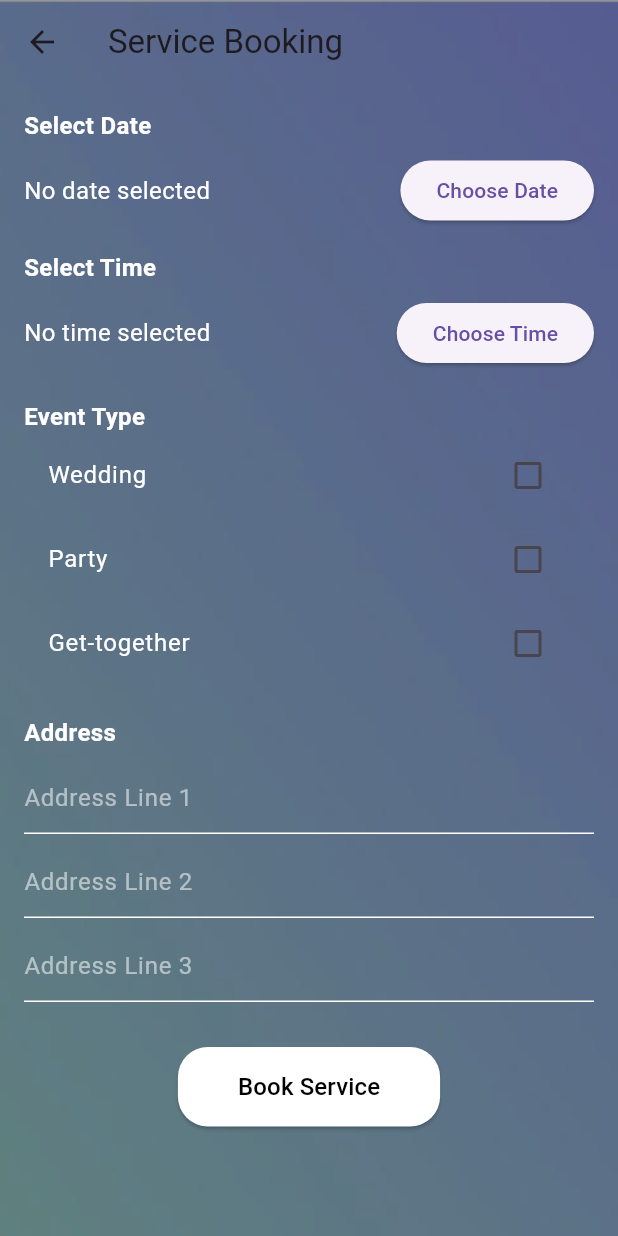
After one commit to rudrap19/eventease1, a Flutter app: the ServiceBookingForm screen opened directly, on a phone screen of 412 x 824 dp. The commit adds this screen. Run offline on Flutter 3.47's test engine with Material 3 defaults, Android fonts, the phone set to English and light mode, and no system bars; our stand-ins replace carousel_slider, cloud_firestore, firebase_auth, firebase_core, firebase_storage, fluttertoast and 2 more; accounts and stored records are empty.

Commit message:
commit 27

```diff
--- /dev/null
+++ b/lib/servicepages/ServiceBookingForm.dart
@@ -0,0 +1,234 @@
+import 'package:flutter/material.dart';
+
+class ServiceBookingForm extends StatefulWidget {
+  const ServiceBookingForm({Key? key}) : super(key: key);
+
+  @override
+  _ServiceBookingFormState createState() => _ServiceBookingFormState();
+}
+
+class _ServiceBookingFormState extends State<ServiceBookingForm> {
+  DateTime? selectedDate;
+  TimeOfDay? selectedTime;
+  final List<String> eventTypes = ['Wedding', 'Party', 'Get-together'];
+  final Map<String, bool> selectedEventTypes = {
+    'Wedding': false,
+    'Party': false,
+    'Get-together': false,
+  };
+  final TextEditingController addressLine1Controller = TextEditingController();
+  final TextEditingController addressLine2Controller = TextEditingController();
+  final TextEditingController addressLine3Controller = TextEditingController();
+
+  Future<void> _selectDate(BuildContext context) async {
+    final DateTime? picked = await showDatePicker(
+      context: context,
+      initialDate: selectedDate ?? DateTime.now(),
+      firstDate: DateTime.now(),
+      lastDate: DateTime(2101),
+    );
+    if (picked != null && picked != selectedDate) {
+      setState(() {
+        selectedDate = picked;
+      });
+    }
+  }
+
+  Future<void> _selectTime(BuildContext context) async {
+    final TimeOfDay? picked = await showTimePicker(
+      context: context,
+      initialTime: selectedTime ?? TimeOfDay.now(),
+      builder: (context, child) {
+        return MediaQuery(
+          data: MediaQuery.of(context).copyWith(alwaysUse24HourFormat: true),
+          child: child!,
+        );
+      },
+    );
+    if (picked != null && picked != selectedTime) {
+      setState(() {
+        selectedTime = picked;
+      });
+    }
+  }
+
+  void _bookService() {
+    final dateText = selectedDate != null
+        ? '${selectedDate!.day}/${selectedDate!.month}/${selectedDate!.year}'
+        : 'No date selected';
+    final timeText = selectedTime != null ? selectedTime!.format(context) : 'No time selected';
+    ScaffoldMessenger.of(context).showSnackBar(
+      SnackBar(
+        content: Text('Service booked on: $dateText at $timeText'),
+      ),
+    );
+  }
+
+  @override
+  void dispose() {
+    addressLine1Controller.dispose();
+    addressLine2Controller.dispose();
+    addressLine3Controller.dispose();
+    super.dispose();
+  }
+
+  @override
+  Widget build(BuildContext context) {
+    return Scaffold(
+      extendBodyBehindAppBar: true,
+      appBar: AppBar(
+        title: const Text('Service Booking'),
+        backgroundColor: Colors.transparent,
+        elevation: 0,
+      ),
+      body: Stack(
+        children: [
+          Container(
+            decoration: const BoxDecoration(
+              image: DecorationImage(
+                image: AssetImage('assets/bg.png'),
+                fit: BoxFit.cover,
+              ),
+            ),
+          ),
+          Container(color: Colors.black.withOpacity(0.4)),
+          SafeArea(
+            child: SingleChildScrollView(
+              padding: const EdgeInsets.all(16.0),
+              child: Column(
+                crossAxisAlignment: CrossAxisAlignment.start,
+                children: [
+                  const Text(
+                    'Select Date',
+                    style: TextStyle(
+                      fontSize: 16,
+                      fontWeight: FontWeight.bold,
+                      color: Colors.white,
+                    ),
+                  ),
+                  const SizedBox(height: 8),
+                  Row(
+                    children: [
+                      Expanded(
+                        child: Text(
+                          selectedDate != null
+                              ? '${selectedDate!.day}/${selectedDate!.month}/${selectedDate!.year}'
+                              : 'No date selected',
+                          style: const TextStyle(color: Colors.white, fontSize: 16),
+                        ),
+                      ),
+                      ElevatedButton(
+                        onPressed: () => _selectDate(context),
+                        child: const Text('Choose Date'),
+                      ),
+                    ],
+                  ),
+                  const SizedBox(height: 16),
+                  const Text(
+                    'Select Time',
+                    style: TextStyle(
+                      fontSize: 16,
+                      fontWeight: FontWeight.bold,
+                      color: Colors.white,
+                    ),
+                  ),
+                  const SizedBox(height: 8),
+                  Row(
+                    children: [
+                      Expanded(
+                        child: Text(
+                          selectedTime != null
+                              ? selectedTime!.format(context)
+                              : 'No time selected',
+                          style: const TextStyle(color: Colors.white, fontSize: 16),
+                        ),
+                      ),
+                      ElevatedButton(
+                        onPressed: () => _selectTime(context),
+                        child: const Text('Choose Time'),
+                      ),
+                    ],
+                  ),
+                  const SizedBox(height: 20),
+                  const Text(
+                    'Event Type',
+                    style: TextStyle(
+                      fontSize: 16,
+                      fontWeight: FontWeight.bold,
+                      color: Colors.white,
+                    ),
+                  ),
+                  ...eventTypes.map(
+                        (type) => CheckboxListTile(
+                      title: Text(type, style: const TextStyle(color: Colors.white)),
+                      value: selectedEventTypes[type],
+                      onChanged: (bool? value) {
+                        setState(() {
+                          selectedEventTypes[type] = value!;
+                        });
+                      },
+                    ),
+                  ),
+                  const SizedBox(height: 20),
+                  const Text(
+                    'Address',
+                    style: TextStyle(
+                      fontSize: 16,
+                      fontWeight: FontWeight.bold,
+                      color: Colors.white,
+                    ),
+                  ),
+                  const SizedBox(height: 8),
+                  TextField(
+                    controller: addressLine1Controller,
+                    style: const TextStyle(color: Colors.white),
+                    decoration: const InputDecoration(
+                      hintText: 'Address Line 1',
+                      hintStyle: TextStyle(color: Colors.white54),
+                      enabledBorder: UnderlineInputBorder(borderSide: BorderSide(color: Colors.white)),
+                      focusedBorder: UnderlineInputBorder(borderSide: BorderSide(color: Colors.white)),
+                    ),
+                  ),
+                  const SizedBox(height: 8),
+                  TextField(
+                    controller: addressLine2Controller,
+                    style: const TextStyle(color: Colors.white),
+                    decoration: const InputDecoration(
+                      hintText: 'Address Line 2',
+                      hintStyle: TextStyle(color: Colors.white54),
+                      enabledBorder: UnderlineInputBorder(borderSide: BorderSide(color: Colors.white)),
+                      focusedBorder: UnderlineInputBorder(borderSide: BorderSide(color: Colors.white)),
+                    ),
+                  ),
+                  const SizedBox(height: 8),
+                  TextField(
+                    controller: addressLine3Controller,
+                    style: const TextStyle(color: Colors.white),
+                    decoration: const InputDecoration(
+                      hintText: 'Address Line 3',
+                      hintStyle: TextStyle(color: Colors.white54),
+                      enabledBorder: UnderlineInputBorder(borderSide: BorderSide(color: Colors.white)),
+                      focusedBorder: UnderlineInputBorder(borderSide: BorderSide(color: Colors.white)),
+                    ),
+                  ),
+                  const SizedBox(height: 30),
+                  Center(
+                    child: ElevatedButton(
+                      onPressed: _bookService,
+                      style: ElevatedButton.styleFrom(
+                        backgroundColor: Colors.white,
+                        padding: const EdgeInsets.symmetric(horizontal: 40, vertical: 15),
+                        shape: RoundedRectangleBorder(borderRadius: BorderRadius.circular(20)),
+                      ),
+                      child: const Text('Book Service', style: TextStyle(color: Colors.black, fontSize: 16)),
+                    ),
+                  ),
+                ],
+              ),
+            ),
+          ),
+        ],
+      ),
+    );
+  }
+}
--- a/lib/venuepages/VenueDesc.dart
+++ b/lib/venuepages/VenueDesc.dart
@@ -17,7 +17,7 @@ class VenueDesc extends StatelessWidget {
     final String timings = venueData['timings']?.toString() ?? 'N/A';
     final String contact = venueData['contact']?.toString() ?? 'N/A';
 
-    final List<dynamic> imageUrlsDynamic = venueData['images'] ?? [];
+    final List<dynamic> imageUrlsDynamic = venueData['imageUrls'] ?? [];
     final List<String> imageUrls = imageUrlsDynamic.map((e) => e.toString()).toList();
 
     return Scaffold(
@@ -39,7 +39,7 @@ class VenueDesc extends StatelessWidget {
             ),
           ),
           // Dark overlay
-          Container(color: Colors.black.withOpacity(0.6)),
+          Container(color: Colors.black.withOpacity(0)),
 
           // Content
           SafeArea(
--- a/lib/venuepages/venue_page.dart
+++ b/lib/venuepages/venue_page.dart
@@ -101,6 +101,8 @@ class VenuePage extends StatelessWidget {
     return Scaffold(
       appBar: AppBar(
         title: const Text("Venue"),
+        backgroundColor: Colors.transparent,
+        elevation: 0,
       ),
       body: Stack(
         children: [
```
Also changed, not shown: lib/productpages/ProductDesc.dart (+54 -15 lines), lib/productpages/paymentapi.dart (added, +47 -0 lines), lib/productpages/product_page.dart (+41 -18 lines), lib/productpages/productcart.dart (added, +98 -0 lines), lib/servicepages/ServiceDesc.dart (+6 -4 lines).
